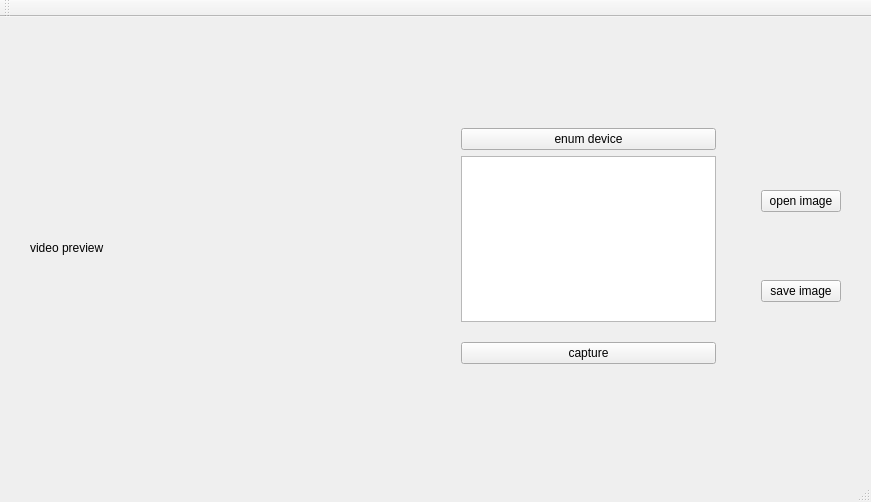
tiancai1912/xiba, file MPlayer/mainwindow.ui: the form before one commit.
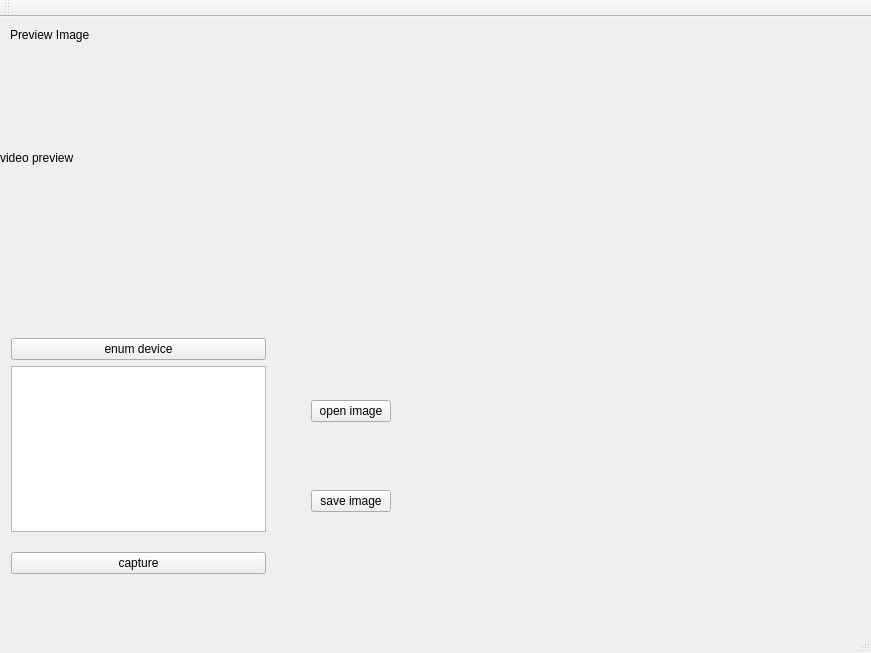
The form after the commit.

The edit to the form file:
```diff
--- a/MPlayer/mainwindow.ui
+++ b/MPlayer/mainwindow.ui
@@ -7,7 +7,7 @@
     <x>0</x>
     <y>0</y>
     <width>871</width>
-    <height>502</height>
+    <height>653</height>
    </rect>
   </property>
   <property name="windowTitle">
@@ -17,21 +17,21 @@
    <widget class="QLabel" name="label">
     <property name="geometry">
      <rect>
-      <x>30</x>
-      <y>170</y>
-      <width>141</width>
-      <height>121</height>
+      <x>0</x>
+      <y>30</y>
+      <width>331</width>
+      <height>221</height>
      </rect>
     </property>
     <property name="text">
      <string>video preview</string>
     </property>
    </widget>
-   <widget class="QWidget" name="">
+   <widget class="QWidget" name="layoutWidget">
     <property name="geometry">
      <rect>
-      <x>450</x>
-      <y>100</y>
+      <x>0</x>
+      <y>310</y>
       <width>402</width>
       <height>258</height>
      </rect>
@@ -104,6 +104,19 @@
      </item>
     </layout>
    </widget>
+   <widget class="QLabel" name="label_2">
+    <property name="geometry">
+     <rect>
+      <x>10</x>
+      <y>10</y>
+      <width>131</width>
+      <height>16</height>
+     </rect>
+    </property>
+    <property name="text">
+     <string>Preview Image</string>
+    </property>
+   </widget>
   </widget>
   <widget class="QMenuBar" name="menuBar">
    <property name="geometry">
```
